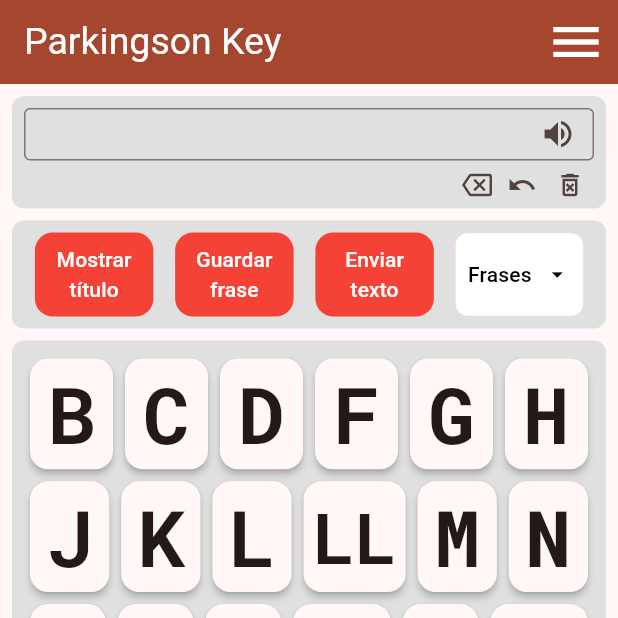
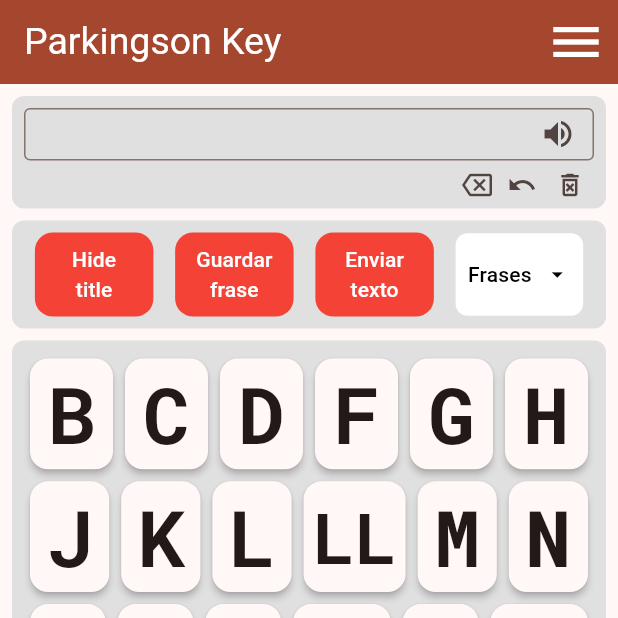
Before and after one commit to IT-Rafa/parkingson_key, a Flutter app: the screen it shows after launch, on a phone screen of 412 x 824 dp, the top half of it. Run offline on Flutter 3.47's test engine with Material 3 defaults, Android fonts, the phone set to English and light mode, and no system bars; our stand-ins replace easy_localization, flutter_riverpod, shared_preferences; Roboto replaces fonts that are missing (Commissioner); project files that could hold a hidden picture were left out.

Commit message:
add show/hide text es/en on show/hide title

```diff
--- a/assets/langs/en.json
+++ b/assets/langs/en.json
@@ -8,6 +8,8 @@
     "KEYBOARD_numbers": "Numbers",
     "KEYBOARD_symbols": "Symbols",
     "KEYBOARD_phrases": "Phrases",
+    "appbar_show": "Show title",
+    "appbar_hide": "Hide title",
 
     "SETTINGS_settings": "Settings",
     "SETTINGS_language": "Language:",
--- a/assets/langs/es.json
+++ b/assets/langs/es.json
@@ -8,6 +8,8 @@
     "KEYBOARD_numbers": "Números",
     "KEYBOARD_symbols": "Símbolos",
     "KEYBOARD_phrases": "Frases",
+    "appbar_show": "Mostrar título",
+    "appbar_hide": "Ocultar título",
 
     "SETTINGS_settings": "Configuración",
     "SETTINGS_language": "Idioma:",
--- a/lib/src/features/uix/screens/keyboard/widgets/build_buttons.dart
+++ b/lib/src/features/uix/screens/keyboard/widgets/build_buttons.dart
@@ -1,3 +1,4 @@
+import 'package:easy_localization/easy_localization.dart';
 import 'package:flutter/material.dart';
 import 'package:flutter_riverpod/flutter_riverpod.dart';
 import 'package:parkingson_key/src/core/providers/appbar_visibility_notifier.dart';
@@ -11,9 +12,13 @@ List<Widget> buildButtons(
   required TextEditingController controller,
   required bool isPortrait,
 }) {
+  final showAppBar = ref.watch(appBarVisibilityProvider);
+
   return [
     AppButton(
-      label: "Mostrar título",
+      label: showAppBar
+          ? 'appbar_hide'.tr()
+          : 'appbar_show'.tr(),
       onPressed: () {
         ref.read(appBarVisibilityProvider.notifier).toggle();
       },
```
Also changed, not shown: lib/src/core/providers/appbar_visibility_notifier.dart (+19 -4 lines).
